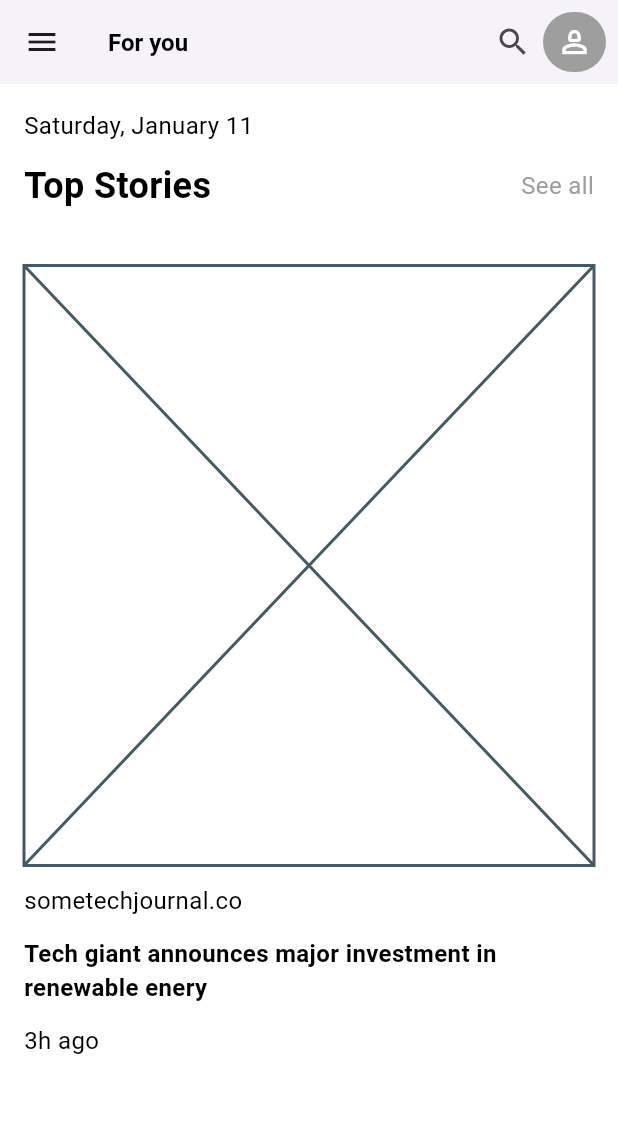
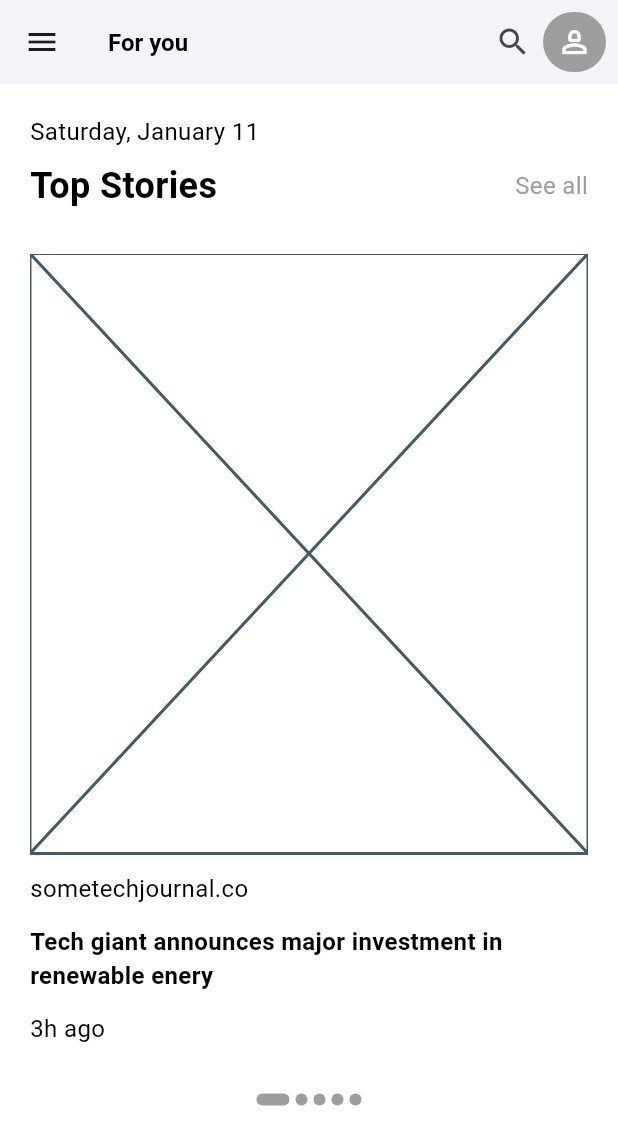
Before and after one commit to punkushal/News-App, a Flutter app: the screen it shows after launch, on a phone screen of 412 x 824 dp. Shown: the top 1145 px of the screen. Run offline on Flutter 3.47's test engine with Material 3 defaults, Android fonts, the phone set to English and light mode, and no system bars; our stand-ins replace go_router, shimmer.

Commit message:
making home screen scrollable & top stories section widget added

```diff
--- a/lib/screens/home_screen.dart
+++ b/lib/screens/home_screen.dart
@@ -1,6 +1,7 @@
 import 'package:flutter/material.dart';
 import 'package:intl/intl.dart';
 import 'package:news_app/widgets/app_text.dart';
+import 'package:news_app/widgets/top_stories_section.dart';
 
 class HomeScreen extends StatefulWidget {
   static const String routeName = '/';
@@ -40,12 +41,16 @@ class _HomeScreenState extends State<HomeScreen> {
         ],
       ),
       body: Padding(
-        padding: const EdgeInsets.all(16.0),
+        padding: const EdgeInsets.all(20.0),
+        child: SingleChildScrollView(
+          child: SizedBox(
+            height: double.maxFinite,
             child: Column(
               crossAxisAlignment: CrossAxisAlignment.start,
-          spacing: 12,
+              spacing: 8,
               children: [
-            AppText(text: DateFormat('EEEE, MMMM d').format(DateTime.now())),
+                AppText(
+                    text: DateFormat('EEEE, MMMM d').format(DateTime.now())),
                 Row(
                   mainAxisAlignment: MainAxisAlignment.spaceBetween,
                   children: [
@@ -63,14 +68,12 @@ class _HomeScreenState extends State<HomeScreen> {
                 SizedBox(
                   height: 12,
                 ),
-            Placeholder(),
-            AppText(text: 'sometechjournal.co'),
-            AppText(
-              text: 'Tech giant announces major investment in renewable enery',
-              fontWeight: FontWeight.bold,
+                Expanded(
+                  child: TopStoriesSection(),
                 ),
-            AppText(text: '3h ago')
               ],
+            ),
+          ),
         ),
       ),
     );
```
Lines whose indentation alone changed are shown as unchanged.
